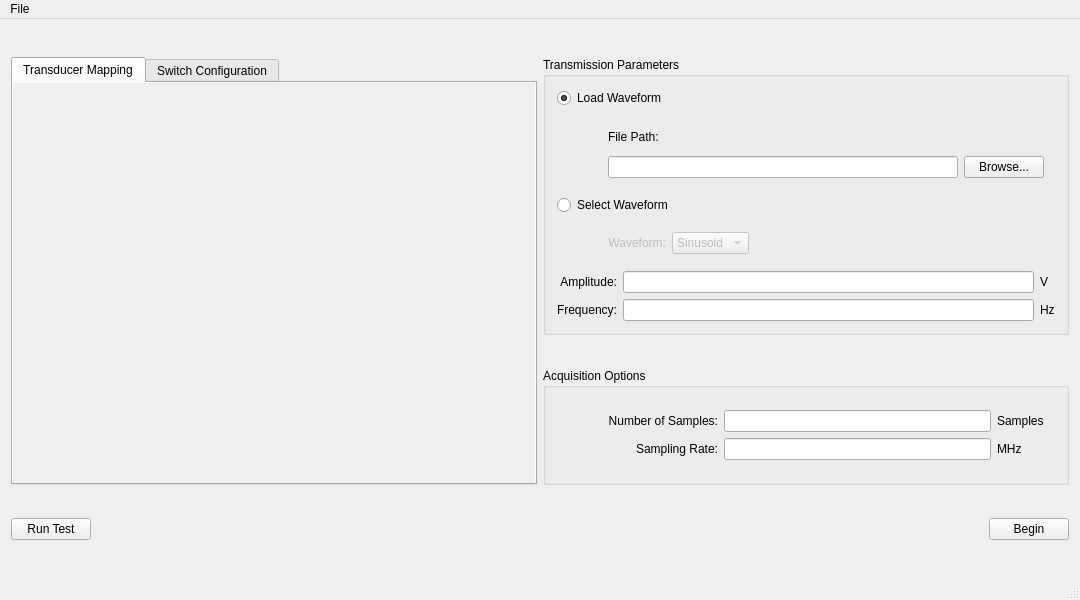
Qt form gui/mainwindow.ui (jennieyang/ultrasound-breast-imaging) before a commit.
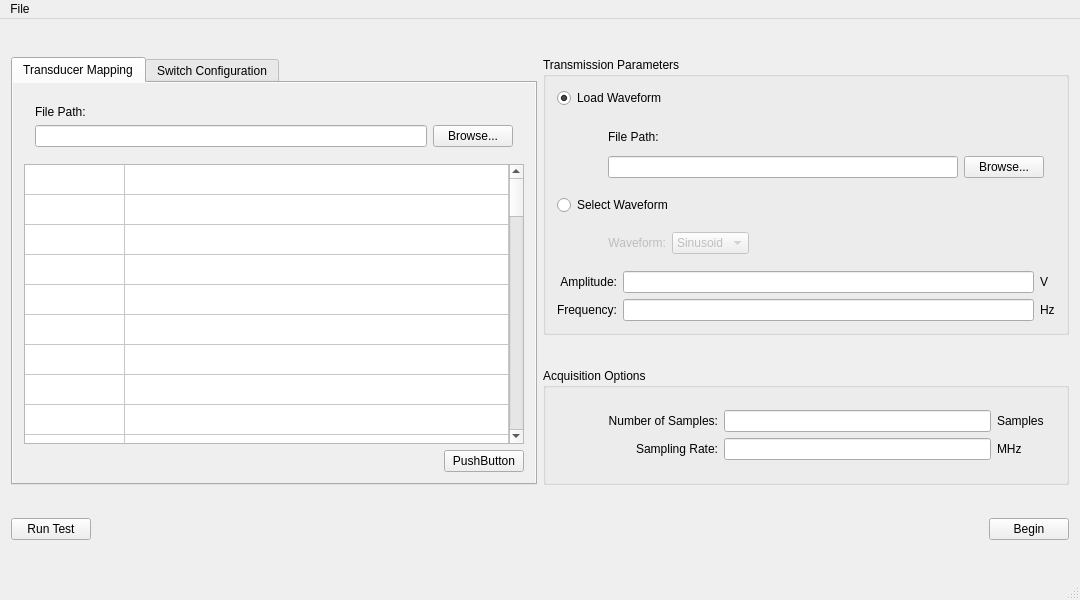
The same form after that commit.

Commit message: add mapping table to gui

Patch:
```diff
--- a/gui/mainwindow.ui
+++ b/gui/mainwindow.ui
@@ -421,7 +421,187 @@
        <attribute name="title">
         <string>Transducer Mapping</string>
        </attribute>
-       <layout class="QGridLayout" name="gridLayout_5"/>
+       <layout class="QGridLayout" name="gridLayout_9">
+        <item row="0" column="0" colspan="2">
+         <widget class="QWidget" name="widget_loadTransFile_2" native="true">
+          <layout class="QGridLayout" name="gridLayout_5">
+           <item row="0" column="1">
+            <widget class="QLabel" name="label_mappingFilePath">
+             <property name="text">
+              <string>File Path:</string>
+             </property>
+            </widget>
+           </item>
+           <item row="1" column="2">
+            <widget class="QPushButton" name="pushButton_mappingBrowse">
+             <property name="text">
+              <string>Browse...</string>
+             </property>
+            </widget>
+           </item>
+           <item row="1" column="1">
+            <widget class="QLineEdit" name="lineEdit_mappingFileName">
+             <property name="readOnly">
+              <bool>true</bool>
+             </property>
+            </widget>
+           </item>
+          </layout>
+         </widget>
+        </item>
+        <item row="2" column="0">
+         <spacer name="horizontalSpacer_6">
+          <property name="orientation">
+           <enum>Qt::Horizontal</enum>
+          </property>
+          <property name="sizeHint" stdset="0">
+           <size>
+            <width>40</width>
+            <height>20</height>
+           </size>
+          </property>
+         </spacer>
+        </item>
+        <item row="2" column="1">
+         <widget class="QPushButton" name="pushButton_2">
+          <property name="text">
+           <string>PushButton</string>
+          </property>
+         </widget>
+        </item>
+        <item row="1" column="0" colspan="2">
+         <widget class="QTableWidget" name="tableWidget_transMapping">
+          <property name="focusPolicy">
+           <enum>Qt::StrongFocus</enum>
+          </property>
+          <property name="contextMenuPolicy">
+           <enum>Qt::NoContextMenu</enum>
+          </property>
+          <property name="acceptDrops">
+           <bool>false</bool>
+          </property>
+          <property name="horizontalScrollBarPolicy">
+           <enum>Qt::ScrollBarAsNeeded</enum>
+          </property>
+          <property name="showDropIndicator" stdset="0">
+           <bool>false</bool>
+          </property>
+          <property name="dragEnabled">
+           <bool>false</bool>
+          </property>
+          <property name="dragDropOverwriteMode">
+           <bool>false</bool>
+          </property>
+          <property name="dragDropMode">
+           <enum>QAbstractItemView::NoDragDrop</enum>
+          </property>
+          <property name="defaultDropAction">
+           <enum>Qt::IgnoreAction</enum>
+          </property>
+          <property name="alternatingRowColors">
+           <bool>false</bool>
+          </property>
+          <property name="selectionMode">
+           <enum>QAbstractItemView::ExtendedSelection</enum>
+          </property>
+          <property name="selectionBehavior">
+           <enum>QAbstractItemView::SelectRows</enum>
+          </property>
+          <property name="gridStyle">
+           <enum>Qt::SolidLine</enum>
+          </property>
+          <property name="sortingEnabled">
+           <bool>true</bool>
+          </property>
+          <property name="rowCount">
+           <number>60</number>
+          </property>
+          <property name="columnCount">
+           <number>2</number>
+          </property>
+          <attribute name="horizontalHeaderVisible">
+           <bool>false</bool>
+          </attribute>
+          <attribute name="horizontalHeaderHighlightSections">
+           <bool>false</bool>
+          </attribute>
+          <attribute name="horizontalHeaderStretchLastSection">
+           <bool>true</bool>
+          </attribute>
+          <attribute name="verticalHeaderVisible">
+           <bool>false</bool>
+          </attribute>
+          <attribute name="verticalHeaderHighlightSections">
+           <bool>false</bool>
+          </attribute>
+          <attribute name="verticalHeaderStretchLastSection">
+           <bool>false</bool>
+          </attribute>
+          <row/>
+          <row/>
+          <row/>
+          <row/>
+          <row/>
+          <row/>
+          <row/>
+          <row/>
+          <row/>
+          <row/>
+          <row/>
+          <row/>
+          <row/>
+          <row/>
+          <row/>
+          <row/>
+          <row/>
+          <row/>
+          <row/>
+          <row/>
+          <row/>
+          <row/>
+          <row/>
+          <row/>
+          <row/>
+          <row/>
+          <row/>
+          <row/>
+          <row/>
+          <row/>
+          <row/>
+          <row/>
+          <row/>
+          <row/>
+          <row/>
+          <row/>
+          <row/>
+          <row/>
+          <row/>
+          <row/>
+          <row/>
+          <row/>
+          <row/>
+          <row/>
+          <row/>
+          <row/>
+          <row/>
+          <row/>
+          <row/>
+          <row/>
+          <row/>
+          <row/>
+          <row/>
+          <row/>
+          <row/>
+          <row/>
+          <row/>
+          <row/>
+          <row/>
+          <row/>
+          <column/>
+          <column/>
+         </widget>
+        </item>
+       </layout>
       </widget>
       <widget class="QWidget" name="tab_switch">
        <property name="sizePolicy">
```
The commit also changes 1 other file.
